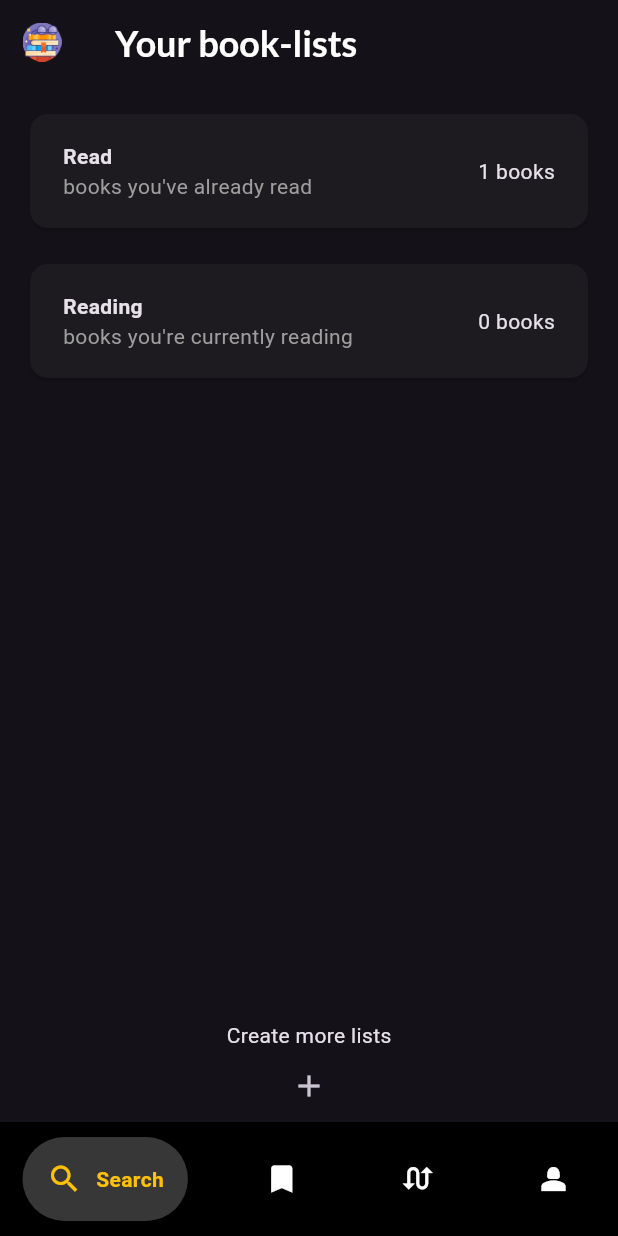
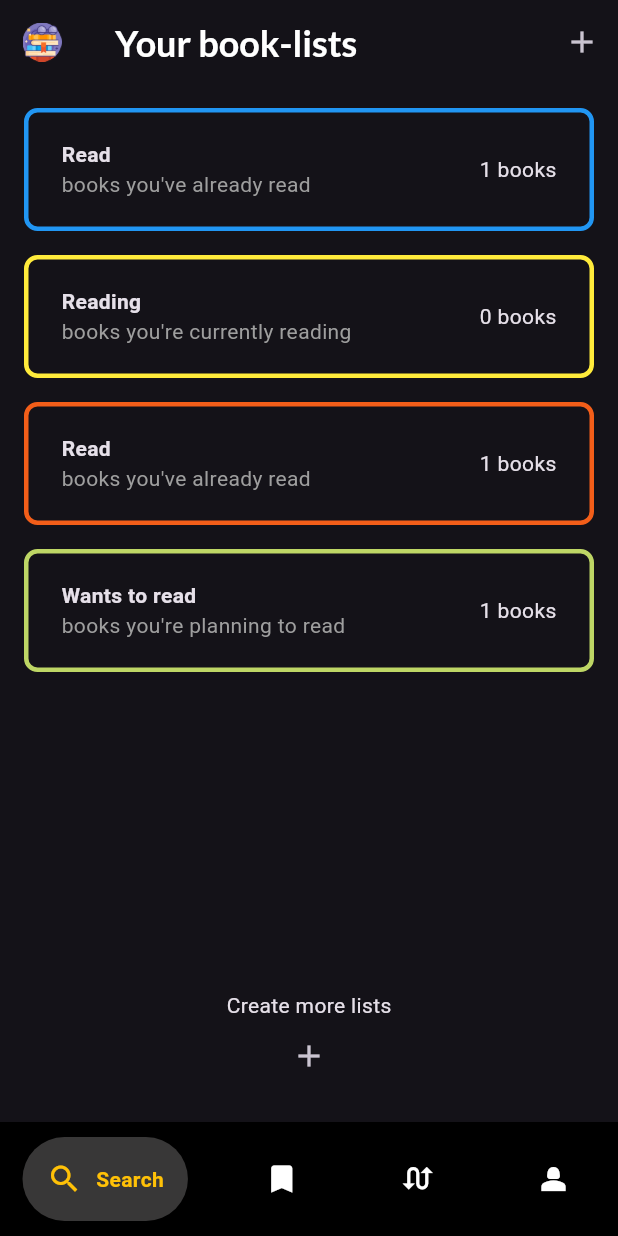
Before and after one commit to bdominguez6/App_Pumpun, a Flutter app: the screen it shows after launch, on a phone screen of 412 x 824 dp. Run offline on Flutter 3.47's test engine with Material 3 defaults, Android fonts, the phone set to English and light mode, and no system bars; drawn by our look-alikes of google_nav_bar; our stand-ins replace google_fonts; missing offline and left inert: flutter_hsvcolor_picker.

Commit message:
feat: booklist screen added

```diff
--- a/app/lib/main.dart
+++ b/app/lib/main.dart
@@ -1,4 +1,4 @@
-import 'package:app/widgets/booklists_screen.dart';
+import 'package:app/widgets/booklist/booklists_screen.dart';
 import 'package:flutter/material.dart';
 
 void main() {
--- a/app/lib/models/book.dart
+++ b/app/lib/models/book.dart
@@ -1,21 +1,32 @@
 class Book {
-  //TODO
-  //enum Genre {}
-
-  Book({
-    required this.title,
-    required this.cover,
-    required this.description,
-    required this.author,
-    required this.genre,
-    this.amazonLink = '',
-  });
+  const Book(
+      {required this.title,
+      required this.cover,
+      required this.description,
+      required this.author,
+      required this.genre,
+      this.amazonLink = '',
+      required this.record});
 
   final String title;
   final String cover;
   final String description;
   final String amazonLink;
-  final List<String> genre;
-  //final List<Genre> genre;
+  final List<Genre> genre;
   final List<String> author;
+  final Record record;
 }
+
+enum Record {
+  none,
+  liked,
+  disliked,
+  read,
+}
+
+enum Genre {
+  scifi,
+  romance,
+  horror,
+  suspense,
+}
--- /dev/null
+++ b/app/lib/models/booklist.dart
@@ -0,0 +1,16 @@
+import 'package:app/models/book.dart';
+import 'package:flutter/material.dart';
+
+class BookList {
+  const BookList({
+    required this.title,
+    required this.subtitle,
+    required this.color,
+    this.books = const [],
+  });
+
+  final String title;
+  final String subtitle;
+  final List<Book> books;
+  final Color color;
+}
--- a/app/lib/models/user.dart
+++ b/app/lib/models/user.dart
@@ -1,19 +1,36 @@
-import 'package:app/models/list.dart';
+import 'package:flutter/material.dart';
+
+import 'booklist.dart';
 
 class User {
-  const User(
-      {required this.username,
-      required this.password,
-      required this.name,
-      required this.image,
-      this.bookLists = const [
-        BookList(title: "Liked books", subtitle: "Books that you liked."),
-        BookList(title: "Read books", subtitle: "Books that you already read."),
-      ]});
+  User({
+    required this.username,
+    required this.password,
+    required this.name,
+    required this.image,
+  });
 
   final String username;
   final String password;
   final String name;
   final String image;
-  final List<BookList> bookLists;
+  List<BookList> defaultBookLists = [
+    const BookList(
+        title: "Liked books",
+        subtitle: "Books that you liked.",
+        color: Colors.green),
+    const BookList(
+        title: "Read books",
+        subtitle: "Books that you already read.",
+        color: Colors.yellow),
+    const BookList(
+        title: "Reading",
+        subtitle: "Books that you are reading.",
+        color: Colors.white),
+    const BookList(
+        title: "Records",
+        subtitle: "records",
+        color: Color.fromARGB(0, 0, 0, 0)),
+  ];
+  List<BookList> createdBookLists = [];
 }
--- /dev/null
+++ b/app/lib/widgets/booklist/addbooklist_screen.dart
@@ -0,0 +1,98 @@
+import 'package:app/models/booklist.dart';
+import 'package:flutter/material.dart';
+
+import "package:flutter_hsvcolor_picker/flutter_hsvcolor_picker.dart";
+
+class AddBooklistScreen extends StatefulWidget {
+  const AddBooklistScreen({super.key, required this.onAddBooklist});
+
+  final void Function(BookList booklist) onAddBooklist;
+  @override
+  State<AddBooklistScreen> createState() {
+    return _AddBooklistScreen();
+  }
+}
+
+class _AddBooklistScreen extends State<AddBooklistScreen> {
+  final GlobalKey<FormState> _formKey =
+      GlobalKey<FormState>(); // A key for managing the form
+  String _title = ''; // Variable to store the entered name
+  String _subtitle = ''; // Variable to store the entered email
+  Color _color = Colors.white;
+
+  void _submitForm() {
+    // Check if the form is valid
+    if (_formKey.currentState!.validate()) {
+      _formKey.currentState!.save(); // Save the form data
+      //put here the user list of lists
+      widget.onAddBooklist(
+          BookList(title: _title, subtitle: _subtitle, color: _color));
+      Navigator.pop(context);
+    }
+  }
+
+  @override
+  Widget build(BuildContext context) {
+    return Form(
+      key: _formKey, // Associate the form key with this Form widget
+      child: Padding(
+        padding: EdgeInsets.all(50.0),
+        child: Column(
+          children: <Widget>[
+            TextFormField(
+              decoration: InputDecoration(
+                  labelText: 'List title'), // Label for the name field
+              validator: (value) {
+                // Validation function for the name field
+                if (value!.isEmpty) {
+                  return 'Please enter the list name.'; // Return an error message if the name is empty
+                }
+                return null; // Return null if the name is valid
+              },
+              onSaved: (value) {
+                _title = value!; // Save the entered name
+              },
+            ),
+            TextFormField(
+              decoration: InputDecoration(
+                  labelText: 'Subtitle'), // Label for the email field
+              validator: (value) {
+                // Validation function for the email field
+                if (value!.isEmpty) {
+                  return 'Please enter the subtitle.'; // Return an error message if the email is empty
+                }
+                // You can add more complex validation logic here
+                return null; // Return null if the email is valid
+              },
+              onSaved: (value) {
+                _subtitle = value!; // Save the entered email
+              },
+            ),
+
+            //color picker for the user
+            // flutter pub add flutter_hsvcolor_picker
+            //
+            SizedBox(height: 20.0),
+            Text(
+              'Choose a Color',
+            ),
+            ColorPicker(
+              pickerOrientation: PickerOrientation.inherit,
+              color: Colors.blue,
+              onChanged: (value) {
+                _color = value;
+              },
+            ),
+
+            SizedBox(height: 20.0),
+            ElevatedButton(
+              onPressed:
+                  _submitForm, // Call the _submitForm function when the button is pressed
+              child: Text('Create'), // Text on the button
+            ),
+          ],
+        ),
+      ),
+    );
+  }
+}
--- a/app/lib/widgets/booklist_item.dart
+++ b/app/lib/widgets/booklist/booklist_item.dart
@@ -1,4 +1,4 @@
-import 'package:app/models/list.dart';
+import 'package:app/models/booklist.dart';
 import 'package:flutter/material.dart';
 
 class BookListItem extends StatelessWidget {
@@ -10,7 +10,14 @@ class BookListItem extends StatelessWidget {
   @override
   Widget build(BuildContext context) {
     currentBookCount = booklist.books.length;
-    return Card(
+    return Container(
+      decoration: BoxDecoration(
+        borderRadius: BorderRadius.circular(9),
+        border: Border.all(
+          color: booklist.color,
+          width: 3,
+        ),
+      ),
       child: Padding(
         padding: const EdgeInsets.symmetric(horizontal: 22, vertical: 18),
         child: Row(
@@ -21,11 +28,11 @@ class BookListItem extends StatelessWidget {
               children: [
                 Text(
                   booklist.title,
-                  style: TextStyle(fontWeight: FontWeight.bold),
+                  style: const TextStyle(fontWeight: FontWeight.bold),
                 ),
                 Text(
                   booklist.subtitle,
-                  style: TextStyle(color: Colors.grey),
+                  style: const TextStyle(color: Colors.grey),
                 ),
               ],
             ),
--- /dev/null
+++ b/app/lib/widgets/booklist/booklists_screen.dart
@@ -0,0 +1,286 @@
+import 'package:app/widgets/booklist/addbooklist_screen.dart';
+import 'package:app/models/book.dart';
+import 'package:app/models/booklist.dart';
+import 'package:app/models/user.dart';
+import 'package:app/widgets/booklist/booklist_item.dart';
+import 'package:app/widgets/common/bottom_menu.dart';
+import 'package:google_fonts/google_fonts.dart';
+import 'package:flutter/material.dart';
+
+class BookListsScreen extends StatefulWidget {
+  const BookListsScreen({super.key});
+
+  @override
+  State<BookListsScreen> createState() {
+    return _BookListsScreenState();
+  }
+}
+
+class _BookListsScreenState extends State<BookListsScreen> {
+  void _openBooklistCreationModal() {
+    showModalBottomSheet(
+      isScrollControlled: true,
+      context: context,
+      isDismissible: false,
+      builder: (context) => AddBooklistScreen(
+        onAddBooklist: _addBookList,
+      ),
+    );
+  }
+
+  void _addBookList(BookList bookList) {
+    setState(() {
+      testList.add(bookList);
+      //user.bookLists.add(bookList);
+    });
+  }
+
+  //test list
+  final List<BookList> testList = [
+    const BookList(
+        title: 'Read',
+        subtitle: 'books you\'ve already read',
+        books: [
+          Book(
+            title: '',
+            cover: '',
+            description: '',
+            author: [''],
+            genre: [Genre.horror],
+            record: Record.none,
+          ),
+        ],
+        color: Colors.blue),
+    const BookList(
+        title: 'Reading',
+        subtitle: 'books you\'re currently reading',
+        color: Colors.yellow),
+    const BookList(
+        title: 'Read',
+        subtitle: 'books you\'ve already read',
+        books: [
+          Book(
+              title: '',
+              cover: '',
+              description: '',
+              author: [''],
+              genre: [Genre.scifi],
+              record: Record.disliked),
+        ],
+        color: Color.fromARGB(255, 243, 94, 25)),
+    BookList(
+        title: 'Wants to read',
+        subtitle: 'books you\'re planning to read',
+        books: [
+          Book(
+              title: '',
+              cover: '',
+              description: '',
+              author: [''],
+              genre: [Genre.horror],
+              record: Record.none),
+        ],
+        color: Color.fromARGB(255, 190, 214, 101)),
+    /*BookList(
+        title: 'Read',
+        subtitle: 'books you\'ve already read',
+        books: [
+          Book(
+            title: '',
+            cover: '',
+            description: '',
+            author: [''],
+            genre: [''],
+          ),
+          Book(
+            title: '',
+            cover: '',
+            description: '',
+            author: [''],
+            genre: [''],
+          ),
+        ],
+        color: Colors.blue),
+    BookList(
+        title: 'Read',
+        subtitle: 'books you\'ve already read',
+        books: [
+          Book(
+            title: '',
+            cover: '',
+            description: '',
+            author: [''],
+            genre: [''],
+          ),
+          Book(
+            title: '',
+            cover: '',
+            description: '',
+            author: [''],
+            genre: [''],
+          ),
+        ],
+        color: const Color.fromARGB(255, 157, 194, 224)),
+    BookList(
+        title: 'Read',
+        subtitle: 'books you\'ve already read',
+        books: [
+          Book(
+            title: '',
+            cover: '',
+            description: '',
+            author: [''],
+            genre: [''],
+          ),
+          Book(
+            title: '',
+            cover: '',
+            description: '',
+            author: [''],
+            genre: [''],
+          ),
+        ],
+        color: Color.fromARGB(255, 68, 62, 3)),
+    BookList(
+        title: 'Read',
+        subtitle: 'books you\'ve already read',
+        books: [
+          Book(
+            title: '',
+            cover: '',
+            description: '',
+            author: [''],
+            genre: [''],
+          ),
+          Book(
+            title: '',
+            cover: '',
+            description: '',
+            author: [''],
+            genre: [''],
+          ),
+        ],
+        color: Color.fromARGB(255, 58, 196, 70)),
+    BookList(
+        title: 'Read',
+        subtitle: 'books you\'ve already read',
+        books: [
+          Book(
+            title: '',
+            cover: '',
+            description: '',
+            author: [''],
+            genre: [''],
+          ),
+          Book(
+            title: '',
+            cover: '',
+            description: '',
+            author: [''],
+            genre: [''],
+          ),
+        ],
+        color: const Color.fromARGB(255, 124, 132, 139)),
+    BookList(
+        title: 'Read',
+        subtitle: 'books you\'ve already read',
+        books: [
+          Book(
+            title: '',
+            cover: '',
+            description: '',
+            author: [''],
+            genre: [''],
+          ),
+          Book(
+            title: '',
+            cover: '',
+            description: '',
+            author: [''],
+            genre: [''],
+          ),
+        ],
+        color: Colors.blue),*/
+  ];
+
+  var currentIndex = 0;
+
+  //void updateIndex(index)
+
+  @override
+  Widget build(BuildContext context) {
+    return Scaffold(
+      resizeToAvoidBottomInset: false,
+      //appBar start
+      appBar: AppBar(
+        backgroundColor: Colors.transparent,
+        elevation: 0,
+        leading: Container(
+          margin: const EdgeInsets.all(15),
+          child: Image.asset('assets/images/icons/icon_64px.png'),
+          height: 32,
+          width: 32,
+        ),
+        title: Title(
+          color: Colors.black,
+          child: Text(
+            ' Your book-lists',
+            style: GoogleFonts.lato(
+              color: Colors.white,
+              fontSize: 24,
+              fontWeight: FontWeight.bold,
+            ),
+          ),
+        ),
+        actions: [
+          IconButton(
+              onPressed: () {
+                _openBooklistCreationModal();
+              },
+              icon: Icon(Icons.add))
+        ],
+      ),
+
+      //show the lists
+      //if there are less than 5 list we include the + button after the lists presentation
+      body: Column(
+        children: [
+          Expanded(
+            child: ListView.builder(
+              padding: const EdgeInsets.symmetric(vertical: 8),
+              shrinkWrap: true,
+              itemCount: testList.length,
+              itemBuilder: (context, index) => GestureDetector(
+                //TODO edit the onTap to open book details
+                onTap: () {},
+                child: Padding(
+                  padding:
+                      const EdgeInsets.symmetric(horizontal: 16, vertical: 8),
+                  child: BookListItem(booklist: testList[index]),
+                ),
+              ),
+            ),
+          ),
+          if (testList.length < 5)
+            Padding(
+                padding: EdgeInsets.all(20),
+                child: Column(
+                  children: [
+                    const Text('Create more lists'),
+                    IconButton(
+                      onPressed: () {
+                        _openBooklistCreationModal();
+                      },
+                      icon: const Icon(Icons.add),
+                    ),
+                  ],
+                ))
+        ],
+      ),
+
+      //bottom menu
+
+      bottomNavigationBar: const BottonMenu(),
+    );
+  }
+}
--- a/app/lib/widgets/booklists_screen.dart
+++ /dev/null
@@ -1,112 +0,0 @@
-import 'package:app/models/book.dart';
-import 'package:app/models/list.dart';
-import 'package:app/widgets/booklist_item.dart';
-import 'package:google_fonts/google_fonts.dart';
-import 'package:flutter/material.dart';
-import 'package:google_nav_bar/google_nav_bar.dart';
-
-class BookListsScreen extends StatefulWidget {
-  const BookListsScreen({super.key});
-
-  @override
-  State<BookListsScreen> createState() {
-    return _BookListsScreenState();
-  }
-}
-
-class _BookListsScreenState extends State<BookListsScreen> {
-  //test list
-  final List<BookList> testList = [
-    BookList(title: 'Read', subtitle: 'books you\'ve already read', books: [
-      Book(title: '', cover: '', description: '', author: [''], genre: [''])
-    ]),
-    const BookList(
-        title: 'Reading', subtitle: 'books you\'re currently reading')
-  ];
-
-  var currentIndex = 0;
-
-  //void updateIndex(index)
-
-  @override
-  Widget build(BuildContext context) {
-    return Scaffold(
-      //appBar start
-      appBar: AppBar(
-        backgroundColor: Colors.transparent,
-        elevation: 0,
-        leading: Container(
-          margin: const EdgeInsets.all(15),
-          child: Image.asset('assets/images/icons/icon_64px.png'),
-          height: 32,
-          width: 32,
-        ),
-        title: Title(
-          color: Colors.black,
-          child: Text(
-            ' Your book-lists',
-            style: GoogleFonts.lato(
-              color: Colors.white,
-              fontSize: 24,
-              fontWeight: FontWeight.bold,
-            ),
-          ),
-        ),
-      ),
-
-      //show the lists
-      //if there are less than 5 list we include the + button after the lists presentation
-      body: Column(
-        children: [
-          Expanded(
-            child: ListView.builder(
-              padding: const EdgeInsets.symmetric(vertical: 8),
-              itemCount: testList.length,
-              itemBuilder: (context, index) => GestureDetector(
-                //TODO edit the onTap to open book details
-                onTap: () {},
-                child: Padding(
-                  padding:
-                      const EdgeInsets.symmetric(horizontal: 16, vertical: 8),
-                  child: BookListItem(booklist: testList[index]),
-                ),
-              ),
-            ),
-          ),
-          if (testList.length < 5) ...[
-            const Text('Create more lists'),
-            IconButton(
-              onPressed: () {},
-              icon: const Icon(Icons.add),
-            ),
-          ]
-        ],
-      ),
-
-      //bottom menu
-
-      bottomNavigationBar: Container(
-        color: Colors.black,
-        child: const Padding(
-            padding: EdgeInsets.symmetric(horizontal: 15.0, vertical: 10),
-            child: GNav(
-              color: Colors.white,
-              activeColor: Colors.amber,
-              tabBackgroundColor: Color.fromARGB(255, 56, 55, 55),
-              gap: 9,
-              padding: EdgeInsets.all(16),
-              //ontabchange
-              tabs: [
-                GButton(
-                  icon: Icons.search,
-                  text: 'Search',
-                ),
-                GButton(icon: Icons.bookmark, text: 'Lists'),
-                GButton(icon: Icons.swap_calls, text: 'Swipe'),
-                GButton(icon: Icons.person_2, text: 'Profile')
-              ],
-            )),
-      ),
-    );
-  }
-}
--- /dev/null
+++ b/app/lib/widgets/common/bottom_menu.dart
@@ -0,0 +1,32 @@
+import 'package:flutter/material.dart';
+import 'package:google_nav_bar/google_nav_bar.dart';
+
+class BottonMenu extends StatelessWidget {
+  const BottonMenu({super.key});
+
+  @override
+  Widget build(BuildContext context) {
+    return Container(
+      color: Colors.black,
+      child: const Padding(
+          padding: EdgeInsets.symmetric(horizontal: 15.0, vertical: 10),
+          child: GNav(
+            color: Colors.white,
+            activeColor: Colors.amber,
+            tabBackgroundColor: Color.fromARGB(255, 56, 55, 55),
+            gap: 9,
+            padding: EdgeInsets.all(16),
+            //ontabchange
+            tabs: [
+              GButton(
+                icon: Icons.search,
+                text: 'Search',
+              ),
+              GButton(icon: Icons.bookmark, text: 'Lists'),
+              GButton(icon: Icons.swap_calls, text: 'Swipe'),
+              GButton(icon: Icons.person_2, text: 'Profile')
+            ],
+          )),
+    );
+  }
+}
--- a/app/pubspec.yaml
+++ b/app/pubspec.yaml
@@ -37,6 +37,7 @@ dependencies:
   cupertino_icons: ^1.0.6
   google_fonts: ^6.2.1
   google_nav_bar: ^5.0.6
+  flutter_hsvcolor_picker: ^1.5.0
 
 dev_dependencies:
   flutter_test:
```
Also changed, not shown: app/lib/widgets/bottom_menu.dart (deleted), app/pubspec.lock.
